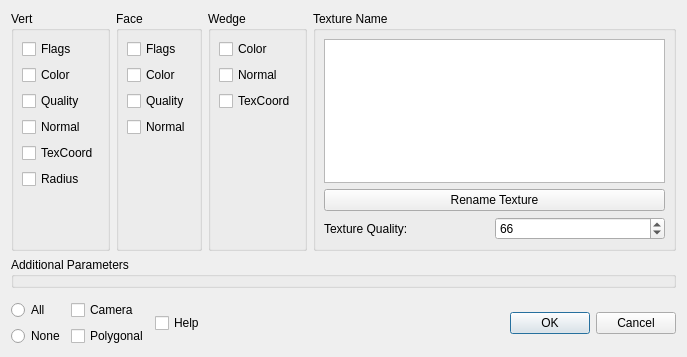
Old version of the form src/meshlab/dialogs/save_mesh_attributes_dialog.ui in the repository cnr-isti-vclab/meshlab.
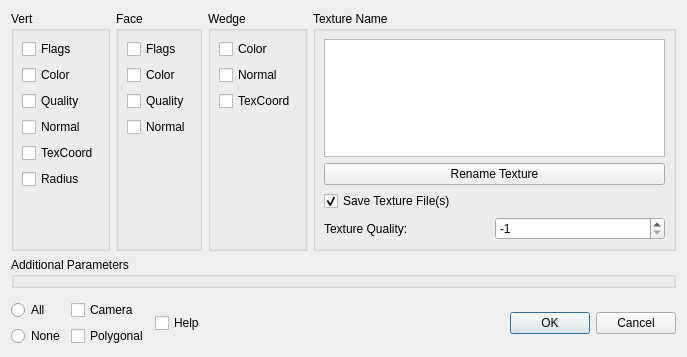
New version of the form.

Commit message: fix behaviour for flat shading, possibility to not save textures and set default texture quality to -1

What changed in the file:
```diff
--- a/src/meshlab/dialogs/save_mesh_attributes_dialog.ui
+++ b/src/meshlab/dialogs/save_mesh_attributes_dialog.ui
@@ -237,6 +237,19 @@
           </property>
          </widget>
         </item>
+        <item>
+         <widget class="QCheckBox" name="saveTextureCheckBox">
+          <property name="text">
+           <string>Save Texture File(s)</string>
+          </property>
+          <property name="checkable">
+           <bool>true</bool>
+          </property>
+          <property name="checked">
+           <bool>true</bool>
+          </property>
+         </widget>
+        </item>
         <item>
          <widget class="QFrame" name="frame">
           <property name="frameShape">
@@ -270,6 +283,9 @@
            </item>
            <item>
             <widget class="QSpinBox" name="textureQualitySpinBox">
+             <property name="suffix">
+              <string/>
+             </property>
              <property name="minimum">
               <number>-1</number>
              </property>
@@ -277,7 +293,7 @@
               <number>100</number>
              </property>
              <property name="value">
-              <number>66</number>
+              <number>-1</number>
              </property>
             </widget>
            </item>
```
The commit also changes 9 other files.
